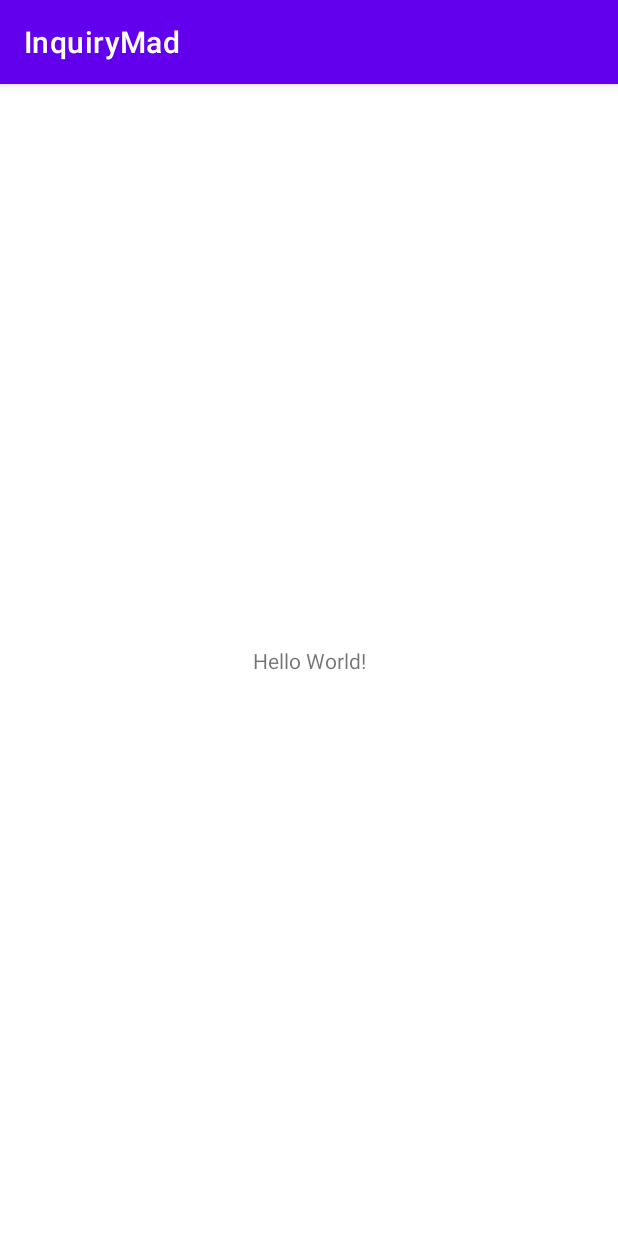
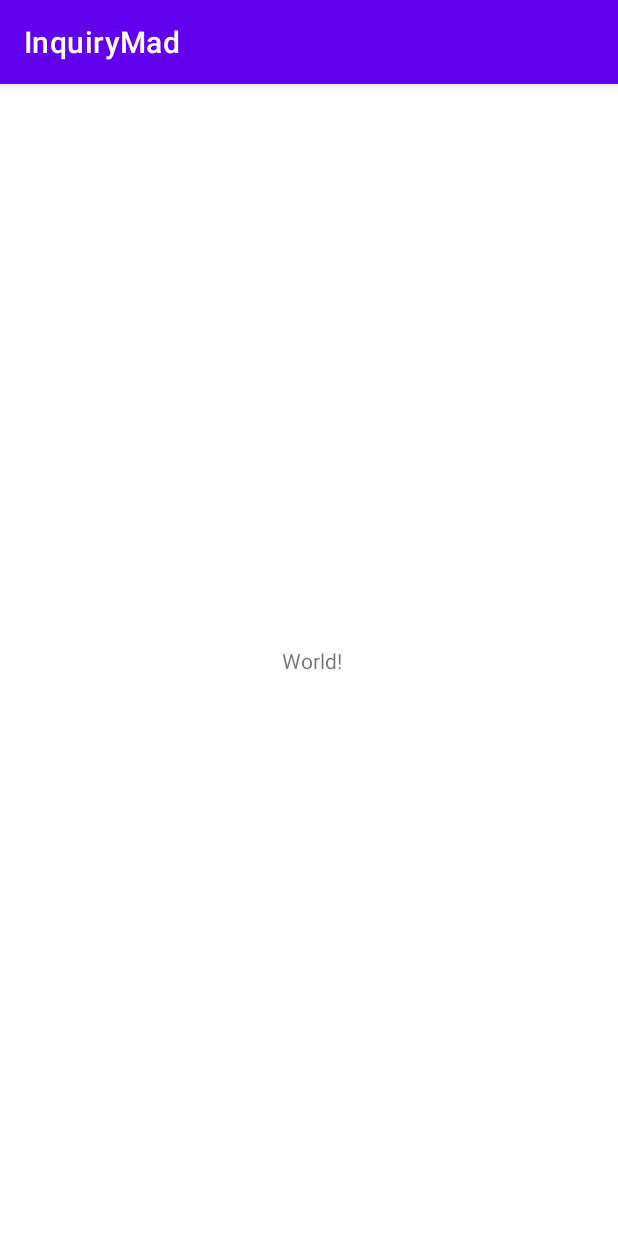
Before and after one commit to itsvihanga/Project-MAD, an Android app: the screen it shows after launch (MainActivity), on a phone screen of 412 x 824 dp. Run offline under Robolectric (Android 15) with nearby library versions, the phone set to English and light mode, and no system bars.

Commit message:
main activity edit

```diff
--- a/app/src/main/res/layout/activity_main.xml
+++ b/app/src/main/res/layout/activity_main.xml
@@ -9,7 +9,7 @@
     <TextView
         android:layout_width="wrap_content"
         android:layout_height="wrap_content"
-        android:text="Hello World!"
+        android:text=" World!"
         app:layout_constraintBottom_toBottomOf="parent"
         app:layout_constraintEnd_toEndOf="parent"
         app:layout_constraintStart_toStartOf="parent"
```
